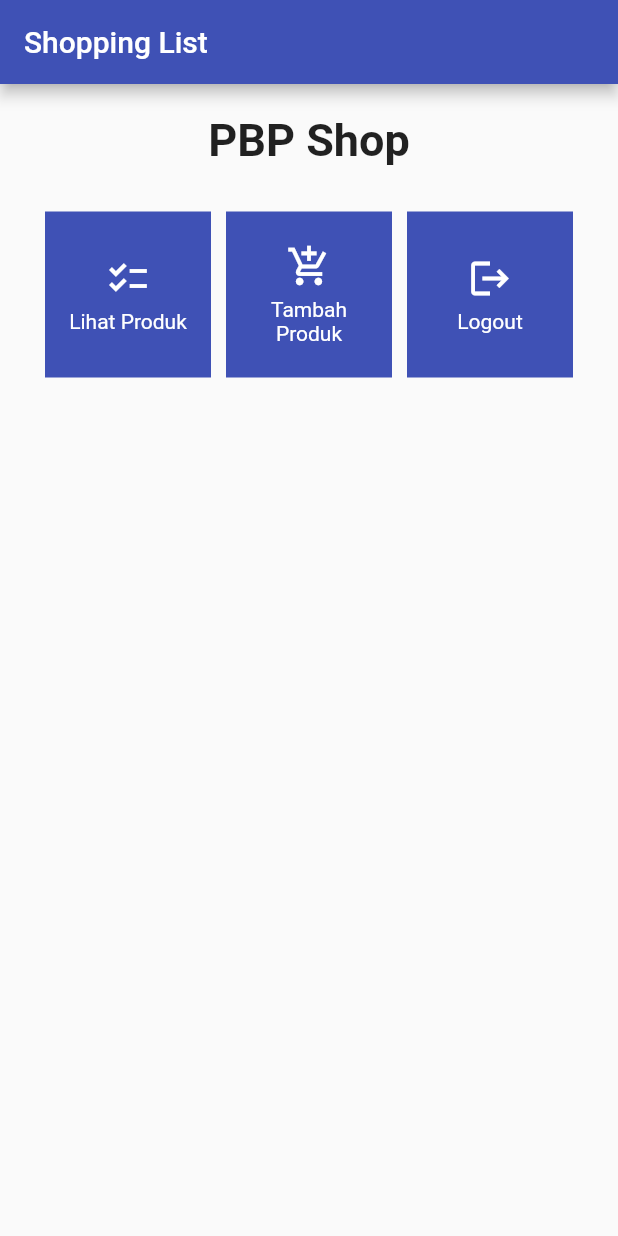
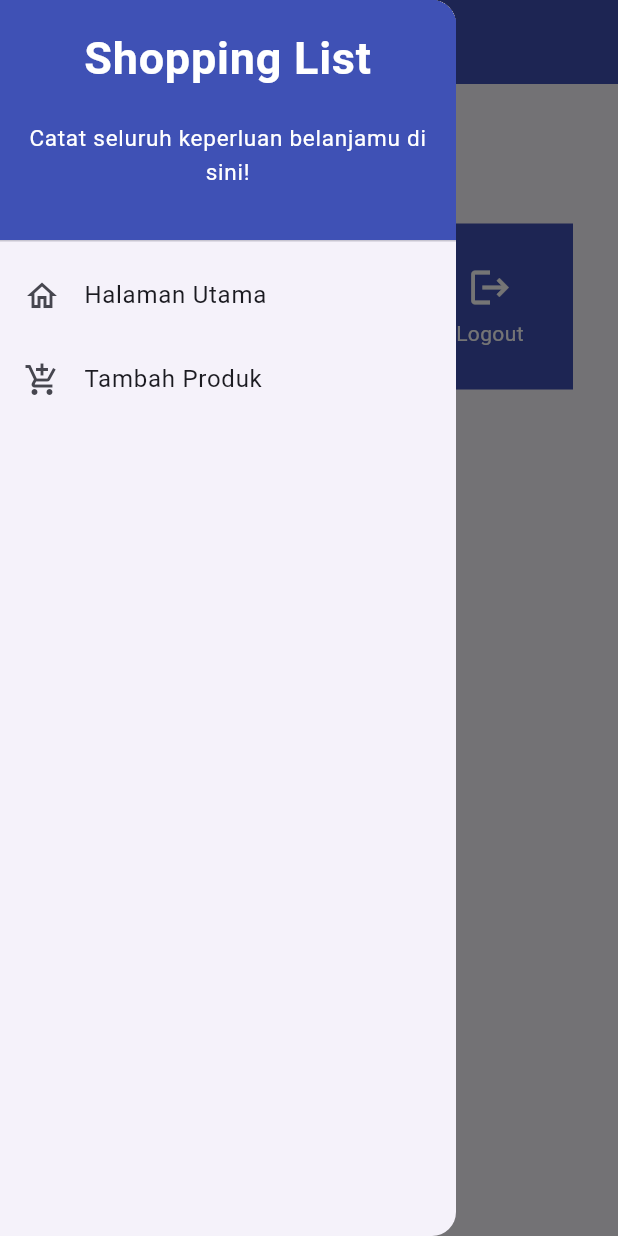
Before and after one commit to MightyZanark/shopping-list-mobile, a Flutter app: the screen it shows after launch, with the side drawer open (before the commit the screen has no drawer), on a phone screen of 412 x 824 dp. Run offline on Flutter 3.47's test engine with Material 2 defaults, Android fonts, the phone set to English and light mode, and no system bars.

Commit message:
clear tutorial 7

```diff
--- a/lib/main.dart
+++ b/lib/main.dart
@@ -1,5 +1,5 @@
 import 'package:flutter/material.dart';
-import 'package:shopping_list/menu.dart';
+import 'package:shopping_list/screens/menu.dart';
 
 void main() {
   runApp(const MyApp());
@@ -13,16 +13,8 @@ class MyApp extends StatelessWidget {
     return MaterialApp(
       title: 'Flutter Demo',
       theme: ThemeData(
-        // This is the theme of your application.
-        //
-        // Try running your application with "flutter run". You'll see the
-        // application has a blue toolbar. Then, without quitting the app, try
-        // changing the primarySwatch below to Colors.green and then invoke
-        // "hot reload" (press "r" in the console where you ran "flutter run",
-        // or simply save your changes to "hot reload" in a Flutter IDE).
-        // Notice that the counter didn't reset back to zero; the application
-        // is not restarted.
-        primarySwatch: Colors.indigo,
+        colorScheme: ColorScheme.fromSeed(seedColor: Colors.indigo),
+        useMaterial3: true,
       ),
       home: MyHomePage(),
     );
--- a/lib/menu.dart
+++ b/lib/screens/menu.dart
@@ -1,4 +1,6 @@
 import 'package:flutter/material.dart';
+import 'package:shopping_list/widgets/left_drawer.dart';
+import 'package:shopping_list/widgets/shop_card.dart';
 
 class MyHomePage extends StatelessWidget {
   MyHomePage({Key? key}) : super(key: key);
@@ -12,7 +14,12 @@ class MyHomePage extends StatelessWidget {
   @override
   Widget build(BuildContext context) {
     return Scaffold(
-        appBar: AppBar(title: const Text("Shopping List")),
+        appBar: AppBar(
+          title: const Text("Shopping List"),
+          backgroundColor: Colors.indigo,
+          foregroundColor: Colors.white,
+        ),
+        drawer: const LeftDrawer(),
         body: SingleChildScrollView(
           child: Padding(
               padding: const EdgeInsets.all(10),
@@ -40,44 +47,3 @@ class MyHomePage extends StatelessWidget {
         ));
   }
 }
-
-class ShopItem {
-  final String name;
-  final IconData icon;
-
-  ShopItem(this.name, this.icon);
-}
-
-class ShopCard extends StatelessWidget {
-  final ShopItem item;
-
-  const ShopCard(this.item, {super.key});
-
-  @override
-  Widget build(BuildContext context) {
-    return Material(
-      color: Colors.indigo,
-      child: InkWell(
-        onTap: () {
-          ScaffoldMessenger.of(context)
-            ..hideCurrentSnackBar()
-            ..showSnackBar(SnackBar(
-                content: Text("Kamu telah menekan tombol ${item.name}!")));
-        },
-        child: Container(
-            padding: const EdgeInsets.all(8),
-            child: Center(
-                child: Column(
-              mainAxisAlignment: MainAxisAlignment.center,
-              children: [
-                Icon(item.icon, color: Colors.white, size: 30),
-                const Padding(padding: EdgeInsets.all(3)),
-                Text(item.name,
-                    textAlign: TextAlign.center,
-                    style: const TextStyle(color: Colors.white))
-              ],
-            ))),
-      ),
-    );
-  }
-}
--- /dev/null
+++ b/lib/widgets/left_drawer.dart
@@ -0,0 +1,50 @@
+import 'package:flutter/material.dart';
+import 'package:shopping_list/screens/menu.dart';
+import 'package:shopping_list/screens/shoplist_form.dart';
+
+class LeftDrawer extends StatelessWidget {
+  const LeftDrawer({super.key});
+
+  @override
+  Widget build(BuildContext context) {
+    return Drawer(
+      child: ListView(
+        children: [
+          const DrawerHeader(
+              decoration: BoxDecoration(
+                color: Colors.indigo,
+              ),
+              child: Column(
+                children: [
+                  Text('Shopping List',
+                      textAlign: TextAlign.center,
+                      style: TextStyle(
+                          fontSize: 30,
+                          fontWeight: FontWeight.bold,
+                          color: Colors.white)),
+                  Padding(padding: EdgeInsets.all(10)),
+                  Text('Catat seluruh keperluan belanjamu di sini!',
+                      textAlign: TextAlign.center,
+                      style: TextStyle(fontSize: 15, color: Colors.white))
+                ],
+              )),
+          ListTile(
+              leading: const Icon(Icons.home_outlined),
+              title: const Text('Halaman Utama'),
+              onTap: () {
+                Navigator.of(context).pushReplacement(
+                    MaterialPageRoute(builder: (context) => MyHomePage()));
+              }),
+          ListTile(
+            leading: const Icon(Icons.add_shopping_cart),
+            title: const Text('Tambah Produk'),
+            onTap: () {
+              Navigator.of(context).pushReplacement(MaterialPageRoute(
+                  builder: (context) => const ShopFormPage()));
+            },
+          )
+        ],
+      ),
+    );
+  }
+}
--- /dev/null
+++ b/lib/widgets/shop_card.dart
@@ -0,0 +1,48 @@
+import 'package:flutter/material.dart';
+import 'package:shopping_list/screens/shoplist_form.dart';
+
+class ShopItem {
+  final String name;
+  final IconData icon;
+
+  ShopItem(this.name, this.icon);
+}
+
+class ShopCard extends StatelessWidget {
+  final ShopItem item;
+
+  const ShopCard(this.item, {super.key});
+
+  @override
+  Widget build(BuildContext context) {
+    return Material(
+      color: Colors.indigo,
+      child: InkWell(
+        onTap: () {
+          ScaffoldMessenger.of(context)
+            ..hideCurrentSnackBar()
+            ..showSnackBar(SnackBar(
+                content: Text("Kamu telah menekan tombol ${item.name}!")));
+
+          if (item.name == "Tambah Produk") {
+            Navigator.of(context).push(
+                MaterialPageRoute(builder: (context) => const ShopFormPage()));
+          }
+        },
+        child: Container(
+            padding: const EdgeInsets.all(8),
+            child: Center(
+                child: Column(
+              mainAxisAlignment: MainAxisAlignment.center,
+              children: [
+                Icon(item.icon, color: Colors.white, size: 30),
+                const Padding(padding: EdgeInsets.all(3)),
+                Text(item.name,
+                    textAlign: TextAlign.center,
+                    style: const TextStyle(color: Colors.white))
+              ],
+            ))),
+      ),
+    );
+  }
+}
```
Also changed, not shown: lib/screens/shoplist_form.dart (added, +156 -0 lines).
